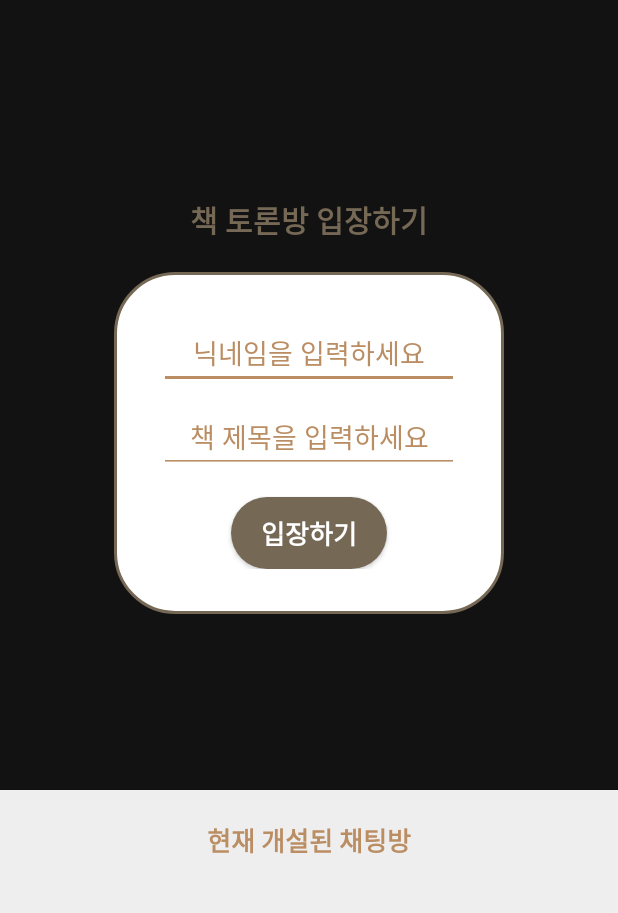
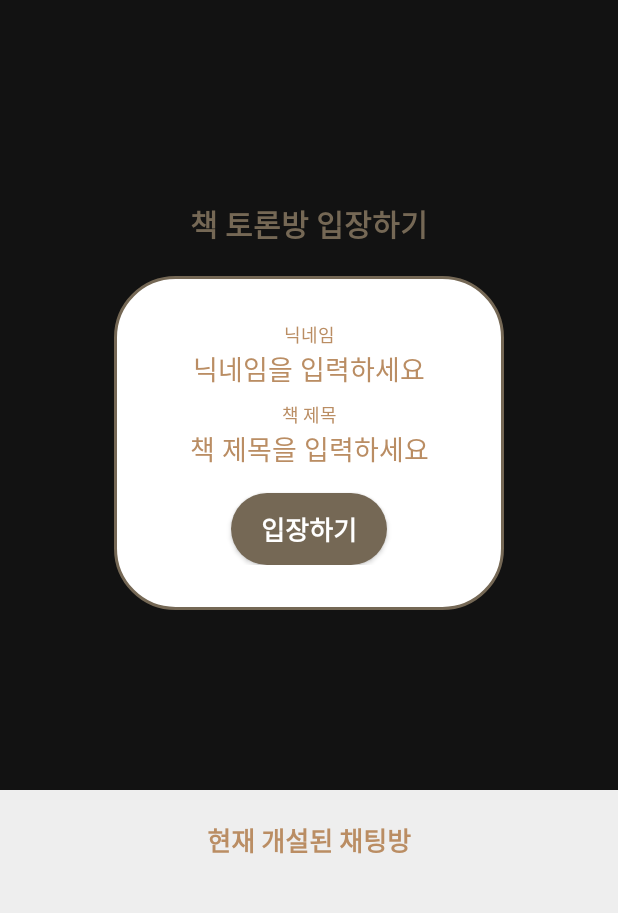
Before and after one commit to hyunse21/bookstorming, an Android app: the StartActivity_review screen opened directly, with no data from a screen before it, on a phone screen of 412 x 824 dp, the part 62-975 px from its top. Run offline under Robolectric (Android 15) with nearby library versions, the phone set to English and light mode, and no system bars; our stand-ins replace Firebase (no records; nobody signed in at launch, a user with empty details on screens opened directly); network calls fail.

Commit message:
검색기능 해결

```diff
--- a/app/src/main/java/edu/sungshin/bookstorming/StartActivity_review.java
+++ b/app/src/main/java/edu/sungshin/bookstorming/StartActivity_review.java
@@ -8,6 +8,7 @@ import android.widget.ArrayAdapter;
 import android.widget.Button;
 import android.widget.EditText;
 import android.widget.ListView;
+import android.widget.TextView;
 
 import androidx.appcompat.app.AppCompatActivity;
 
@@ -19,7 +20,7 @@ import com.google.firebase.database.FirebaseDatabase;
 
 public class StartActivity_review extends AppCompatActivity {
 
-    private EditText user_chat, user_edit;
+    private TextView user_chat, user_edit;
     private Button user_next;
     private ListView chat_list;
     private Intent intent;
@@ -34,8 +35,8 @@ public class StartActivity_review extends AppCompatActivity {
         super.onCreate(savedInstanceState);
         setContentView(R.layout.activity_start_review);
 
-        user_chat = (EditText) findViewById(R.id.user_chat);
-        user_edit = (EditText) findViewById(R.id.user_edit);
+        user_chat = (TextView) findViewById(R.id.user_chat);
+        user_edit = (TextView) findViewById(R.id.user_edit);
         user_next = (Button) findViewById(R.id.user_next);
         chat_list = (ListView) findViewById(R.id.chat_list);
 
--- a/app/src/main/res/layout/activity_start_review.xml
+++ b/app/src/main/res/layout/activity_start_review.xml
@@ -40,7 +40,19 @@
                 android:background="@drawable/stroke"
                 android:padding="30dp">
 
-                <EditText
+                <TextView
+                    android:textColor="#756855"
+                    android:layout_width="200dp"
+                    android:layout_height="wrap_content"
+                    android:inputType="textPersonName"
+                    android:hint="닉네임"
+                    android:layout_gravity="center"
+                    android:gravity="center"
+                    android:textColorHint="#BA8D63"
+                    android:backgroundTint="#BA8D63"
+                    android:textSize="12dp"/>
+
+                <TextView
                     android:textColor="#756855"
                     android:id="@+id/user_edit"
                     android:layout_width="200dp"
@@ -53,8 +65,20 @@
                     android:textColorHint="#BA8D63"
                     android:backgroundTint="#BA8D63"
                     android:textSize="18dp"/>
+                <TextView
+                    android:textColor="#756855"
+                    android:layout_width="200dp"
+                    android:layout_height="wrap_content"
+                    android:inputType="textPersonName"
+                    android:hint="책 제목"
+                    android:layout_gravity="center"
+                    android:gravity="center"
+                    android:textColorHint="#BA8D63"
+                    android:backgroundTint="#BA8D63"
+                    android:textSize="12dp"
+                    />
 
-                <EditText
+                <TextView
                     android:textColor="#756855"
                     android:id="@+id/user_chat"
                     android:layout_width="200dp"
```
Also changed, not shown: app/src/main/java/edu/sungshin/bookstorming/BookAdapter.java (+18 -13 lines), app/src/main/java/edu/sungshin/bookstorming/MainActivity.java (+37 -50 lines).
